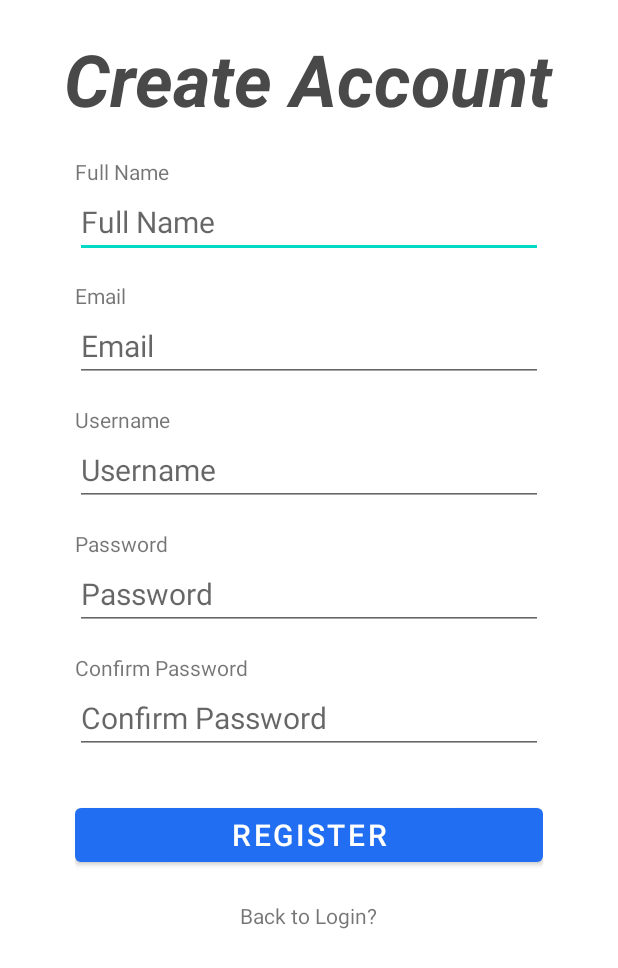
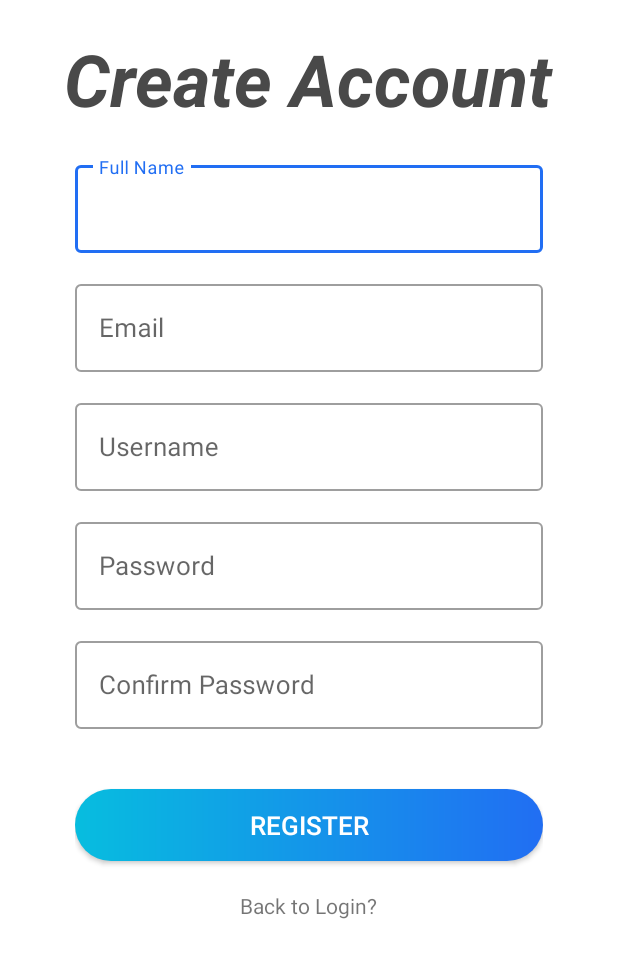
Before and after one commit to Eddi3Ho/DementiaApp, an Android app: the RegisterActivity screen opened directly, with no data from a screen before it, on a phone screen of 412 x 824 dp. Shown: the top 968 px of the screen. Run offline under Robolectric (Android 15) with nearby library versions, the phone set to English and light mode, and no system bars; our stand-ins replace Firebase (no records; nobody signed in at launch, a user with empty details on screens opened directly).

Commit message:
UI changes (register)

```diff
--- a/app/src/main/res/layout/register.xml
+++ b/app/src/main/res/layout/register.xml
@@ -29,13 +29,14 @@
         android:paddingHorizontal="50dp"
         android:paddingBottom="20dp">
 
-        <TextView
+        <com.google.android.material.textfield.TextInputLayout
+            style="@style/Widget.MaterialComponents.TextInputLayout.OutlinedBox"
             android:id="@+id/fullnameLabel"
-            android:layout_width="wrap_content"
+            android:layout_width="match_parent"
             android:layout_height="wrap_content"
-            android:text="Full Name" />
+            android:text="Full Name" >
 
-        <EditText
+            <com.google.android.material.textfield.TextInputEditText
                 android:id="@+id/fullname_editText"
                 android:layout_width="match_parent"
                 android:layout_height="wrap_content"
@@ -43,17 +44,19 @@
                 android:layout_centerInParent="true"
                 android:hint="Full Name"
                 android:maxLines="1"
-            android:textSize="20sp" />
+                android:textSize="17sp" />
+        </com.google.android.material.textfield.TextInputLayout>
 
-        <TextView
+        <com.google.android.material.textfield.TextInputLayout
+            style="@style/Widget.MaterialComponents.TextInputLayout.OutlinedBox"
             android:id="@+id/emailLabel"
-            android:layout_width="wrap_content"
+            android:layout_width="match_parent"
             android:layout_height="wrap_content"
             android:layout_below="@id/fullname_editText"
             android:layout_marginTop="15dp"
-            android:text="Email" />
+            android:text="Email" >
 
-        <EditText
+            <com.google.android.material.textfield.TextInputEditText
                 android:id="@+id/email_editText"
                 android:layout_width="match_parent"
                 android:layout_height="wrap_content"
@@ -61,17 +64,19 @@
                 android:layout_centerInParent="true"
                 android:hint="Email"
                 android:maxLines="1"
-            android:textSize="20sp" />
+                android:textSize="17sp" />
+        </com.google.android.material.textfield.TextInputLayout>
 
-        <TextView
+        <com.google.android.material.textfield.TextInputLayout
+            style="@style/Widget.MaterialComponents.TextInputLayout.OutlinedBox"
             android:id="@+id/usernameLabel"
-            android:layout_width="wrap_content"
+            android:layout_width="match_parent"
             android:layout_height="wrap_content"
             android:layout_below="@id/email_editText"
             android:layout_marginTop="15dp"
-            android:text="Username" />
+            android:text="Username" >
 
-        <EditText
+            <com.google.android.material.textfield.TextInputEditText
                 android:id="@+id/username_editText"
                 android:layout_width="match_parent"
                 android:layout_height="wrap_content"
@@ -79,17 +84,19 @@
                 android:layout_centerInParent="true"
                 android:hint="Username"
                 android:maxLines="1"
-            android:textSize="20sp" />
+                android:textSize="17sp" />
+        </com.google.android.material.textfield.TextInputLayout>
 
-        <TextView
+        <com.google.android.material.textfield.TextInputLayout
+            style="@style/Widget.MaterialComponents.TextInputLayout.OutlinedBox"
             android:id="@+id/passwordLabel"
-            android:layout_width="wrap_content"
+            android:layout_width="match_parent"
             android:layout_height="wrap_content"
             android:layout_below="@id/username_editText"
             android:layout_marginTop="15dp"
-            android:text="Password" />
+            android:text="Password" >
 
-        <EditText
+            <com.google.android.material.textfield.TextInputEditText
                 android:id="@+id/password_editText"
                 android:layout_width="match_parent"
                 android:layout_height="wrap_content"
@@ -97,17 +104,19 @@
                 android:layout_centerInParent="true"
                 android:hint="Password"
                 android:inputType="textPassword"
-            android:textSize="20sp" />
+                android:textSize="17sp" />
+        </com.google.android.material.textfield.TextInputLayout>
 
-        <TextView
+        <com.google.android.material.textfield.TextInputLayout
+            style="@style/Widget.MaterialComponents.TextInputLayout.OutlinedBox"
             android:id="@+id/cPasswordLabel"
-            android:layout_width="wrap_content"
+            android:layout_width="match_parent"
             android:layout_height="wrap_content"
             android:layout_below="@id/password_editText"
             android:layout_marginTop="15dp"
-            android:text="Confirm Password" />
+            android:text="Confirm Password" >
 
-        <EditText
+            <com.google.android.material.textfield.TextInputEditText
                 android:id="@+id/confirm_password_editText"
                 android:layout_width="match_parent"
                 android:layout_height="wrap_content"
@@ -115,17 +124,19 @@
                 android:layout_centerInParent="true"
                 android:hint="Confirm Password"
                 android:inputType="textPassword"
-            android:textSize="20sp" />
+                android:textSize="17sp" />
+        </com.google.android.material.textfield.TextInputLayout>
 
-        <Button
+        <androidx.appcompat.widget.AppCompatButton
             android:id="@+id/registerButton"
             android:layout_width="match_parent"
             android:layout_height="wrap_content"
-            android:layout_below="@id/confirm_password_editText"
-            android:layout_centerHorizontal="true"
-            android:layout_marginTop="30dp"
             android:text="register"
-            android:textSize="20sp" />
+            android:textColor="@color/white"
+            android:background="@drawable/button_gradient_blue"
+            android:layout_marginTop="40dp"
+            android:textSize="17sp">
+        </androidx.appcompat.widget.AppCompatButton>
 
         <TextView
             android:id="@+id/back_to_login"
```
Lines whose indentation alone changed are shown as unchanged.
